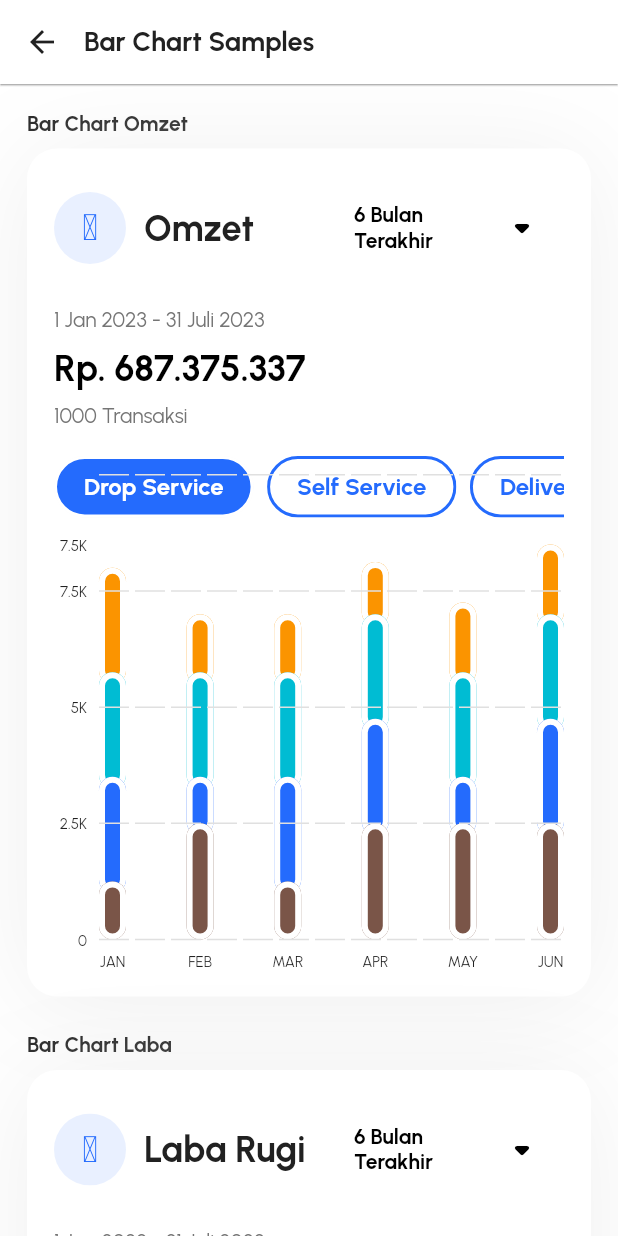
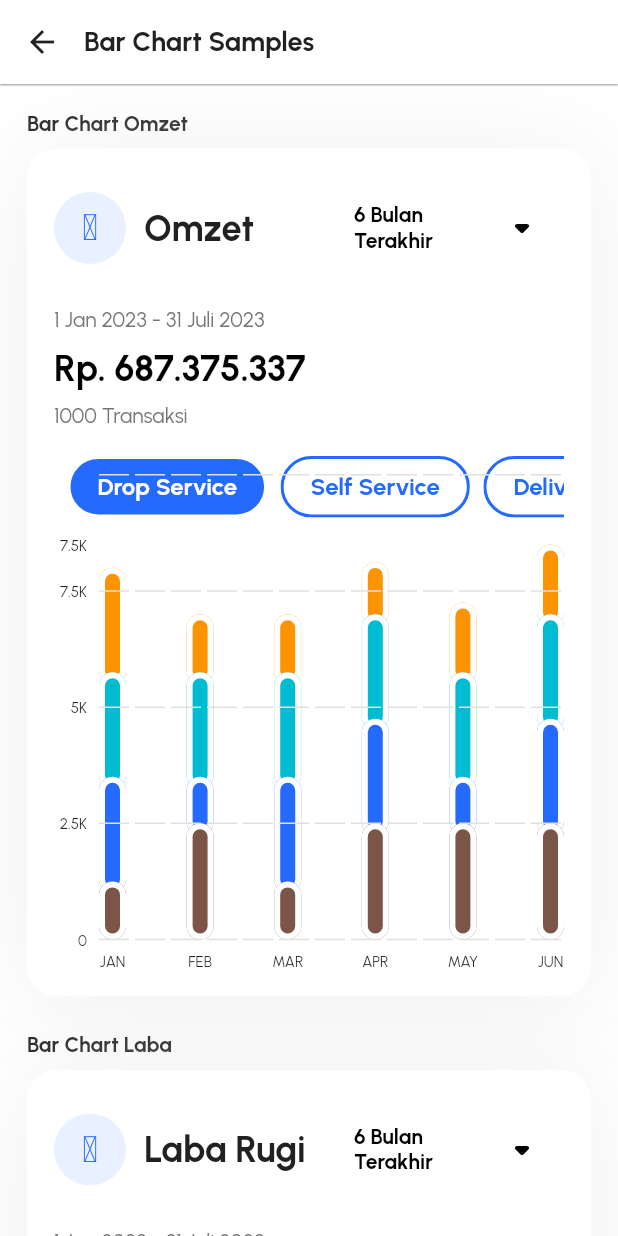
Before and after one commit to ideaver/alvamind-one-library-frontend, a Flutter app: the BarChartSamplesView screen opened by its route, on a phone screen of 412 x 824 dp. Run offline on Flutter 3.47's test engine with Material 2 defaults, Android fonts, the phone set to English and light mode, and no system bars; drawn by our look-alikes of fl_chart; our stand-ins replace calendar_date_picker2, carousel_slider, connectivity, dots_indicator, dotted_border, firebase_messaging and 12 more; missing offline and left inert: camera_camera, optimized_cached_image, qr_code_scanner, range_slider_flutter, widget_to_marker; accounts and stored records are empty; project files that could hold a hidden picture were left out.

Commit message:
updated widgets

```diff
--- a/lib/widget/organism/tags_organism.dart/tags_organism.dart
+++ b/lib/widget/organism/tags_organism.dart/tags_organism.dart
@@ -1,6 +1,5 @@
 import 'package:alvamind_library/app/theme/app_sizes.dart';
 import 'package:alvamind_library/widget/molecule/app_chips.dart';
-
 import 'package:flutter/material.dart';
 
 import '../../../app/theme/app_colors.dart';
@@ -11,6 +10,7 @@ class TagsOrganism extends StatefulWidget {
   final EdgeInsets? padding;
   final EdgeInsets? paddingTagsBody;
   final double? fontSize;
+  final double? runSpacing;
   final bool? isSelected;
   final IconData? leftIcon;
   final List<Color>? selectedColor;
@@ -23,6 +23,7 @@ class TagsOrganism extends StatefulWidget {
     required this.onTap,
     this.padding,
     this.fontSize,
+    this.runSpacing,
     this.leftIcon,
     this.isSelected,
     this.selected,
@@ -38,18 +39,21 @@ class _TagsOrganismState extends State<TagsOrganism> {
   int chipSelected = 0;
   @override
   Widget build(BuildContext context) {
-    // TODO: implement build
     return SingleChildScrollView(
       padding: widget.paddingTagsBody ?? EdgeInsets.zero,
       scrollDirection: Axis.horizontal,
-      physics: BouncingScrollPhysics(),
+      physics: const BouncingScrollPhysics(),
       child: Row(
         children: [
           ...List.generate(widget.listChips.length, (index) {
             return Padding(
-              padding: index == widget.listChips.length - 1 ? EdgeInsets.all(0) : EdgeInsets.only(right: AppSizes.padding / 2),
+              padding: index == 0
+                  ? EdgeInsets.symmetric(horizontal: widget.runSpacing ?? AppSizes.padding / 2)
+                  : index == widget.listChips.length - 1
+                      ? EdgeInsets.zero
+                      : EdgeInsets.only(right: widget.runSpacing ?? AppSizes.padding / 2),
               child: AppChips(
-                leftIcon: widget.leftIcon ?? null,
+                leftIcon: widget.leftIcon,
                 selectedColor: widget.selectedColor?[index] ?? AppColors.primary,
                 fontSize: widget.fontSize ?? 16,
                 padding: widget.padding ??
```
Also changed, not shown: lib/widget/organism/card_pinpoin_delivery/card_pinpoin_delivery.dart (+10 -6 lines), lib/widget/organism/showcase_card/showcase_banner.dart (+12 -8 lines).
